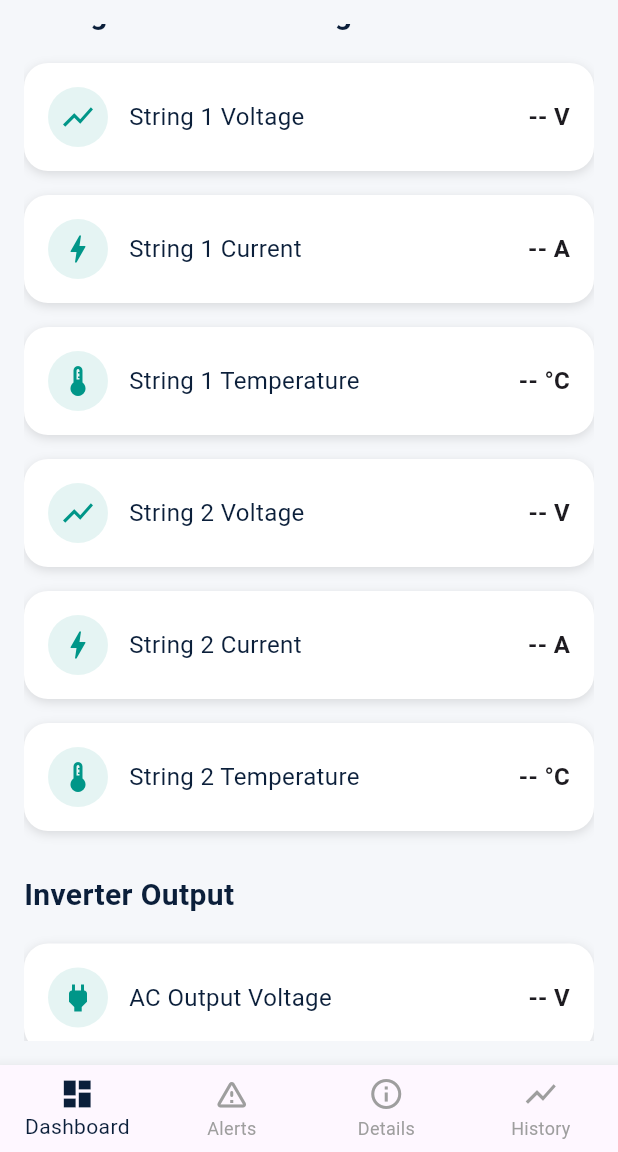
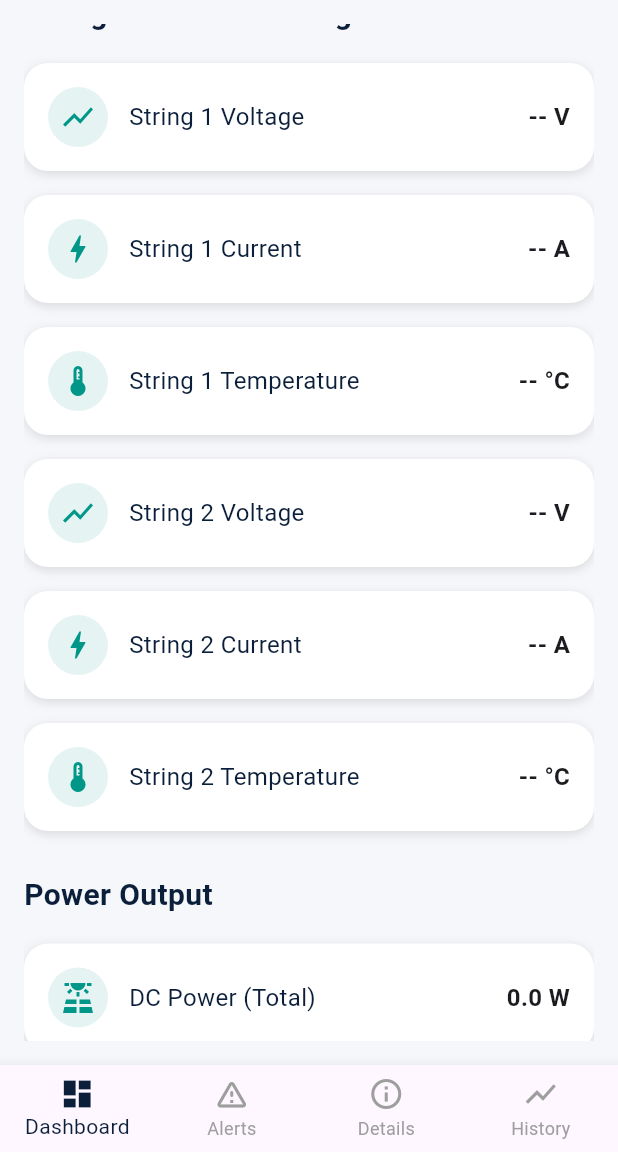
Before and after one commit to Batoul2003/RASID, a Flutter app: the DashboardScreen screen opened directly, scrolled down 576 dp, on a phone screen of 412 x 824 dp, the part 84-1236 px from its top. Run offline on Flutter 3.47's test engine with Material 3 defaults, Android fonts, the phone set to English and light mode, and no system bars; our stand-ins replace firebase_auth, firebase_core, firebase_database, firebase_messaging, fl_chart, flutter_local_notifications; accounts and stored records are empty.

Commit message:
Updated PV monitoring app

```diff
--- a/lib/screens/dashboard_screen.dart
+++ b/lib/screens/dashboard_screen.dart
@@ -32,16 +32,17 @@ class _DashboardScreenState extends State<DashboardScreen> {
     "ambient_temp": "--",
     "string1_temp": "--",
     "string2_temp": "--",
+    "string1_voltage": "--",
+    "string2_voltage": "--",
+    "string1_current": "--",
+    "string2_current": "--",
     "irradiance": "--",
-    "string1_voltage": "--",
-    "string1_current": "--",
-    "string2_voltage": "--",
-    "string2_current": "--",
-    "ac_voltage": "--",
-    "ac_current": "--",
+    "dc_power": "--",
+    "system_efficiency": "--",
+    "fault_type": "--",
+    "fault_location": "--",
     "recent_alert": "No alerts yet.",
-    "fault_type": "--",
-    "fault_location": "--"
+    "alert_timestamp": "--"
   };
 
   String _lastNotifiedTimestamp = "";
@@ -100,23 +101,16 @@ class _DashboardScreenState extends State<DashboardScreen> {
   }
 
   Widget _buildDashboardContent(String systemStatus) {
-    // Enhancement: Setup values for System Health Summary Card & Power/Efficiency Section
+    // Setup values for System Health Summary Card & Power Section
     double s1v = double.tryParse(pvData["string1_voltage"].toString()) ?? 0.0;
     double s1i = double.tryParse(pvData["string1_current"].toString()) ?? 0.0;
     double s2v = double.tryParse(pvData["string2_voltage"].toString()) ?? 0.0;
     double s2i = double.tryParse(pvData["string2_current"].toString()) ?? 0.0;
 
-    double acV = double.tryParse(pvData["ac_voltage"].toString()) ?? 0.0;
-    double acI = double.tryParse(pvData["ac_current"].toString()) ?? 0.0;
-
-    double dcPower = (s1v * s1i) + (s2v * s2i);
-    double acPower = acV * acI;
-    double efficiency = dcPower > 0 ? (acPower / dcPower) * 100 : 0.0;
-    efficiency = efficiency.clamp(0.0, 100.0);
-
-    Color prColor = AppColors.severityRed;
-    if (efficiency > 75) prColor = AppColors.severityGreen;
-    else if (efficiency >= 50) prColor = AppColors.severityAmber;
+    double dcPower = double.tryParse(pvData["dc_power"].toString()) ?? 0.0;
+    if (dcPower == 0.0) {
+      dcPower = (s1v * s1i) + (s2v * s2i);
+    }
 
     return Scaffold(
       appBar: AppBar(
@@ -319,30 +313,7 @@ class _DashboardScreenState extends State<DashboardScreen> {
 
             const SizedBox(height: 20),
             const Text(
-              'Inverter Output',
-              style: TextStyle(
-                fontSize: 20,
-                fontWeight: FontWeight.bold,
-                color: AppColors.navyDark,
-              ),
-            ),
-            const SizedBox(height: 10),
-
-            SensorTile(
-              label: 'AC Output Voltage',
-              value: '${pvData["ac_voltage"]} V',
-              icon: Icons.power,
-            ),
-            SensorTile(
-              label: 'AC Output Current',
-              value: '${pvData["ac_current"]} A',
-              icon: Icons.electrical_services,
-            ),
-
-            const SizedBox(height: 20),
-            // Enhancement: Power & Efficiency Section
-            const Text(
-              'Power & Efficiency',
+              'Power Output',
               style: TextStyle(
                 fontSize: 20,
                 fontWeight: FontWeight.bold,
@@ -354,59 +325,6 @@ class _DashboardScreenState extends State<DashboardScreen> {
               label: 'DC Power (Total)',
               value: '${dcPower.toStringAsFixed(1)} W',
               icon: Icons.solar_power,
-            ),
-            SensorTile(
-              label: 'AC Power Output',
-              value: '${acPower.toStringAsFixed(1)} W',
-              icon: Icons.electric_meter,
-            ),
-            Container(
-              margin: const EdgeInsets.symmetric(vertical: 8),
-              padding: const EdgeInsets.all(16),
-              decoration: BoxDecoration(
-                color: AppColors.cardWhite,
-                borderRadius: BorderRadius.circular(16),
-                boxShadow: const [
-                  BoxShadow(
-                    color: Colors.black12,
-                    blurRadius: 4,
-                    offset: Offset(0, 2),
-                  )
-                ],
-              ),
-              child: Row(
-                children: [
-                  const Icon(Icons.analytics, color: AppColors.teal, size: 30),
-                  const SizedBox(width: 16),
-                  const Expanded(
-                    child: Text(
-                      'System Efficiency',
-                      style: TextStyle(
-                        fontSize: 16,
-                        color: AppColors.navyDark,
-                      ),
-                    ),
-                  ),
-                  dcPower == 0
-                  ? const Text("N/A", style: TextStyle(fontSize: 18, fontWeight: FontWeight.bold))
-                  : Text(
-                    '${efficiency.toStringAsFixed(1)} %',
-                    style: const TextStyle(
-                      fontSize: 18,
-                      fontWeight: FontWeight.bold,
-                    ),
-                  ),
-                  const SizedBox(width: 8),
-                  Container(
-                    width: 10,
-                    height: 10,
-                    decoration: BoxDecoration(
-                      color: prColor,
-                      shape: BoxShape.circle,
-                    ),
-                  ),
-                ],
-              ),
             ),
 
             const SizedBox(height: 20),
```
